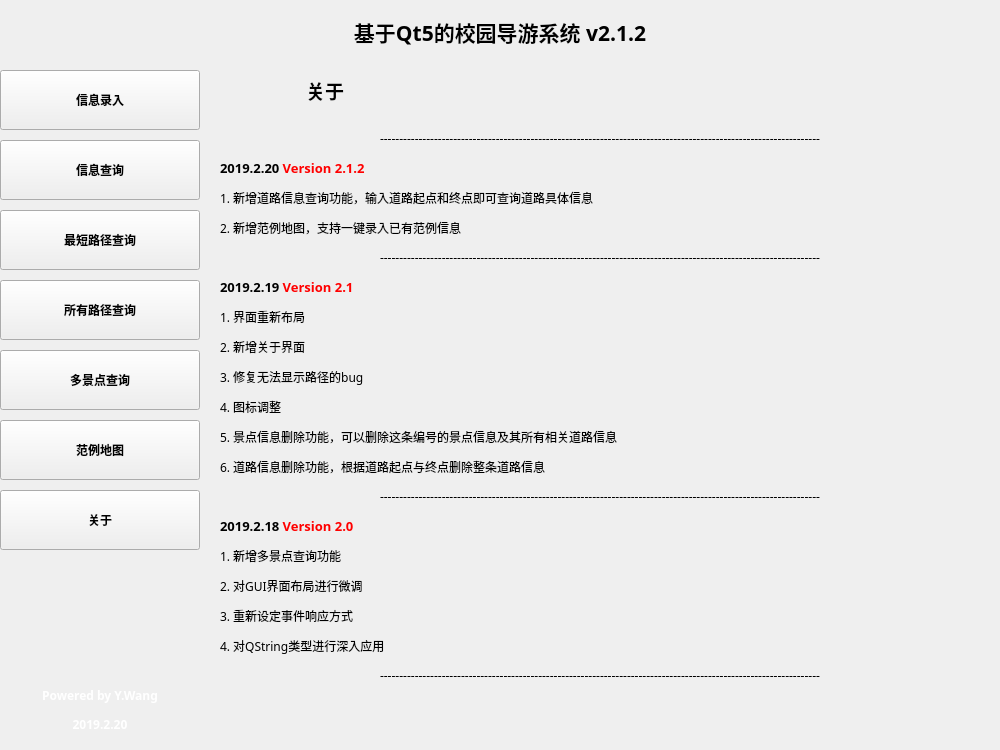
iamywang/Campus-Guide-System, file GuideWindow.ui: the form before one commit.
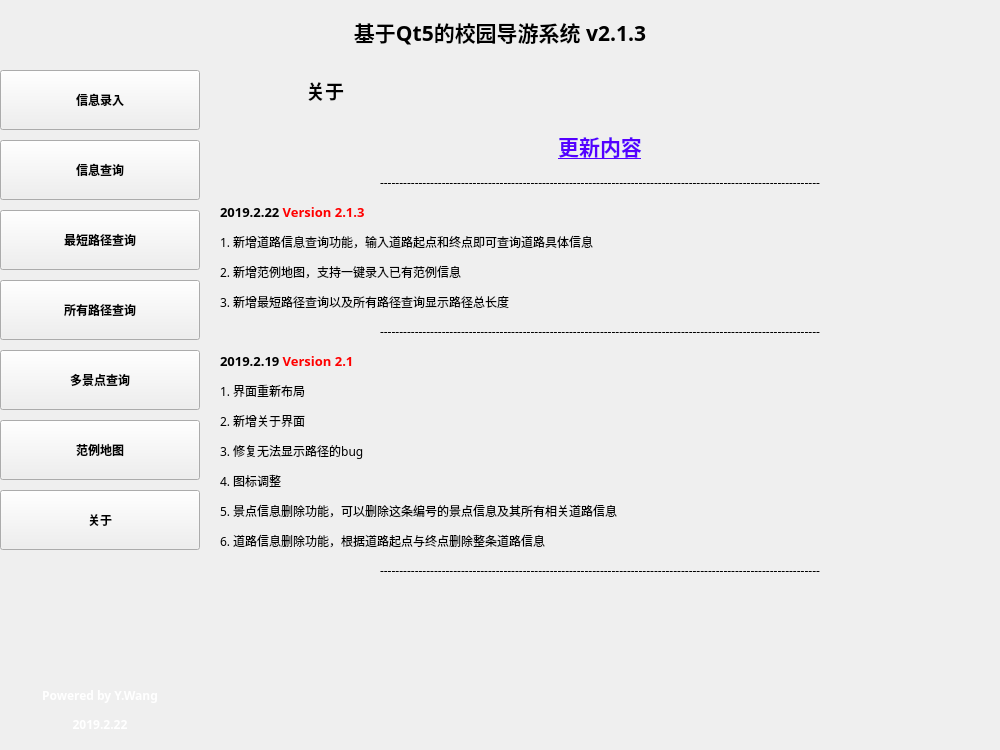
The form after the commit. Icons and pictures are not drawn.

```diff
--- a/GuideWindow.ui
+++ b/GuideWindow.ui
@@ -22,7 +22,7 @@
    </font>
   </property>
   <property name="windowTitle">
-   <string>基于Qt5的校园导游系统 v2.1.2</string>
+   <string>基于Qt5的校园导游系统 v2.1.3</string>
   </property>
   <property name="windowIcon">
    <iconset>
@@ -56,7 +56,7 @@
      </font>
     </property>
     <property name="text">
-     <string>基于Qt5的校园导游系统 v2.1.2</string>
+     <string>基于Qt5的校园导游系统 v2.1.3</string>
     </property>
     <property name="alignment">
      <set>Qt::AlignCenter</set>
@@ -1169,7 +1169,7 @@
        </font>
       </property>
       <property name="text">
-       <string>&lt;html&gt;&lt;head/&gt;&lt;body&gt;&lt;p align=&quot;center&quot;&gt;------------------------------------------------------------------------------------------------------------------&lt;/p&gt;&lt;p align=&quot;justify&quot;&gt;&lt;span style=&quot; font-size:10pt; font-weight:600;&quot;&gt;2019.2.20 &lt;/span&gt;&lt;span style=&quot; font-size:10pt; font-weight:600; color:#ff0000;&quot;&gt;Version 2.1.2&lt;/span&gt;&lt;/p&gt;&lt;p align=&quot;justify&quot;&gt;1. 新增道路信息查询功能，输入道路起点和终点即可查询道路具体信息&lt;/p&gt;&lt;p align=&quot;justify&quot;&gt;2. 新增范例地图，支持一键录入已有范例信息&lt;/p&gt;&lt;p align=&quot;center&quot;&gt;------------------------------------------------------------------------------------------------------------------&lt;/p&gt;&lt;p align=&quot;justify&quot;&gt;&lt;span style=&quot; font-size:10pt; font-weight:600;&quot;&gt;2019.2.19 &lt;/span&gt;&lt;span style=&quot; font-size:10pt; font-weight:600; color:#ff0000;&quot;&gt;Version 2.1&lt;/span&gt;&lt;/p&gt;&lt;p align=&quot;justify&quot;&gt;1. 界面重新布局&lt;/p&gt;&lt;p align=&quot;justify&quot;&gt;2. 新增关于界面&lt;/p&gt;&lt;p align=&quot;justify&quot;&gt;3. 修复无法显示路径的bug&lt;/p&gt;&lt;p align=&quot;justify&quot;&gt;4. 图标调整&lt;/p&gt;&lt;p align=&quot;justify&quot;&gt;5. 景点信息删除功能，可以删除这条编号的景点信息及其所有相关道路信息&lt;/p&gt;&lt;p align=&quot;justify&quot;&gt;6. 道路信息删除功能，根据道路起点与终点删除整条道路信息&lt;/p&gt;&lt;p align=&quot;center&quot;&gt;------------------------------------------------------------------------------------------------------------------&lt;/p&gt;&lt;p align=&quot;justify&quot;&gt;&lt;span style=&quot; font-size:10pt; font-weight:600;&quot;&gt;2019.2.18 &lt;/span&gt;&lt;span style=&quot; font-size:10pt; font-weight:600; color:#ff0000;&quot;&gt;Version 2.0&lt;/span&gt;&lt;/p&gt;&lt;p align=&quot;justify&quot;&gt;1. 新增多景点查询功能&lt;/p&gt;&lt;p align=&quot;justify&quot;&gt;2. 对GUI界面布局进行微调&lt;/p&gt;&lt;p align=&quot;justify&quot;&gt;3. 重新设定事件响应方式&lt;/p&gt;&lt;p align=&quot;justify&quot;&gt;4. 对QString类型进行深入应用&lt;/p&gt;&lt;p align=&quot;center&quot;&gt;------------------------------------------------------------------------------------------------------------------&lt;/p&gt;&lt;/body&gt;&lt;/html&gt;</string>
+       <string>&lt;html&gt;&lt;head/&gt;&lt;body&gt;&lt;p align=&quot;center&quot;&gt;&lt;span style=&quot; font-size:16pt; font-weight:600; text-decoration: underline; color:#5500ff;&quot;&gt;更新内容&lt;/span&gt;&lt;/p&gt;&lt;p align=&quot;center&quot;&gt;------------------------------------------------------------------------------------------------------------------&lt;/p&gt;&lt;p align=&quot;justify&quot;&gt;&lt;span style=&quot; font-size:10pt; font-weight:600;&quot;&gt;2019.2.22 &lt;/span&gt;&lt;span style=&quot; font-size:10pt; font-weight:600; color:#ff0000;&quot;&gt;Version 2.1.3&lt;/span&gt;&lt;/p&gt;&lt;p align=&quot;justify&quot;&gt;1. 新增道路信息查询功能，输入道路起点和终点即可查询道路具体信息&lt;/p&gt;&lt;p align=&quot;justify&quot;&gt;2. 新增范例地图，支持一键录入已有范例信息&lt;/p&gt;&lt;p align=&quot;justify&quot;&gt;3. 新增最短路径查询以及所有路径查询显示路径总长度&lt;/p&gt;&lt;p align=&quot;center&quot;&gt;------------------------------------------------------------------------------------------------------------------&lt;/p&gt;&lt;p align=&quot;justify&quot;&gt;&lt;span style=&quot; font-size:10pt; font-weight:600;&quot;&gt;2019.2.19 &lt;/span&gt;&lt;span style=&quot; font-size:10pt; font-weight:600; color:#ff0000;&quot;&gt;Version 2.1&lt;/span&gt;&lt;/p&gt;&lt;p align=&quot;justify&quot;&gt;1. 界面重新布局&lt;/p&gt;&lt;p align=&quot;justify&quot;&gt;2. 新增关于界面&lt;/p&gt;&lt;p align=&quot;justify&quot;&gt;3. 修复无法显示路径的bug&lt;/p&gt;&lt;p align=&quot;justify&quot;&gt;4. 图标调整&lt;/p&gt;&lt;p align=&quot;justify&quot;&gt;5. 景点信息删除功能，可以删除这条编号的景点信息及其所有相关道路信息&lt;/p&gt;&lt;p align=&quot;justify&quot;&gt;6. 道路信息删除功能，根据道路起点与终点删除整条道路信息&lt;/p&gt;&lt;p align=&quot;center&quot;&gt;------------------------------------------------------------------------------------------------------------------&lt;/p&gt;&lt;/body&gt;&lt;/html&gt;</string>
       </property>
       <property name="textFormat">
        <enum>Qt::RichText</enum>
@@ -1595,7 +1595,7 @@
      </font>
     </property>
     <property name="text">
-     <string>&lt;html&gt;&lt;head/&gt;&lt;body&gt;&lt;p align=&quot;center&quot;&gt;&lt;span style=&quot; color:#ffffff;&quot;&gt;Powered by Y.Wang&lt;/span&gt;&lt;/p&gt;&lt;p align=&quot;center&quot;&gt;&lt;span style=&quot; color:#ffffff;&quot;&gt;2019.2.20&lt;/span&gt;&lt;/p&gt;&lt;/body&gt;&lt;/html&gt;</string>
+     <string>&lt;html&gt;&lt;head/&gt;&lt;body&gt;&lt;p align=&quot;center&quot;&gt;&lt;span style=&quot; color:#ffffff;&quot;&gt;Powered by Y.Wang&lt;/span&gt;&lt;/p&gt;&lt;p align=&quot;center&quot;&gt;&lt;span style=&quot; color:#ffffff;&quot;&gt;2019.2.22&lt;/span&gt;&lt;/p&gt;&lt;/body&gt;&lt;/html&gt;</string>
     </property>
     <property name="scaledContents">
      <bool>false</bool>
```
